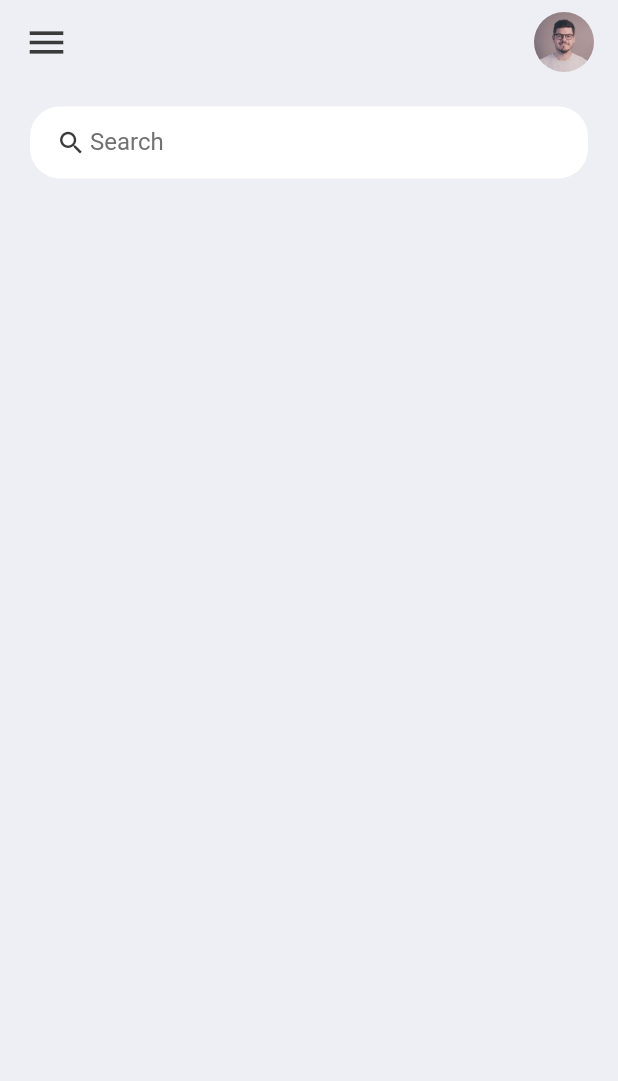
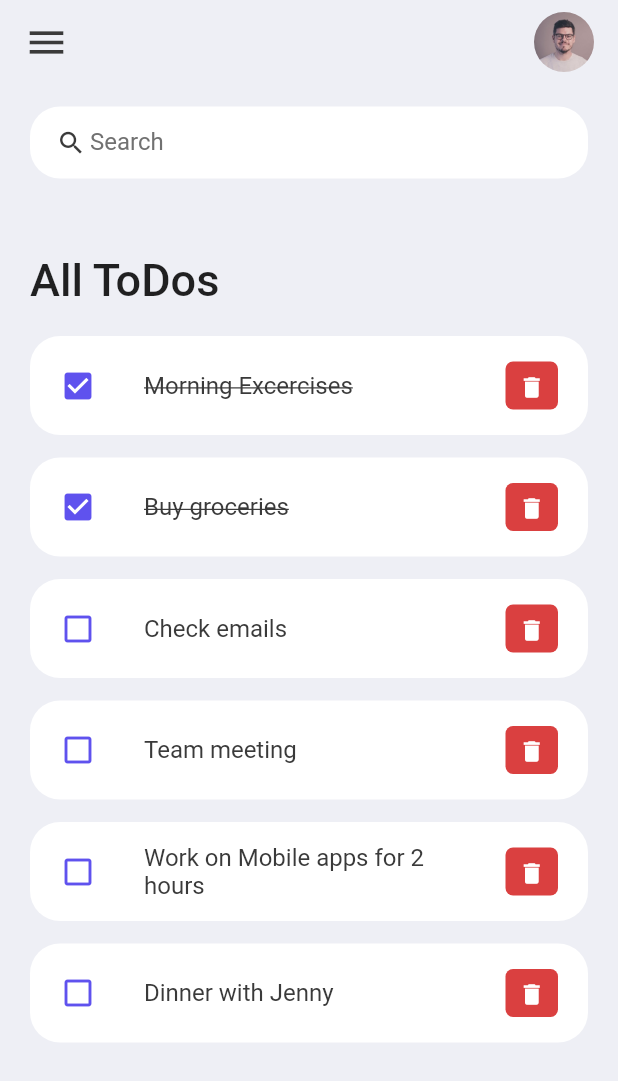
Before and after one commit to BerPGR/flutter-todo, a Flutter app: the screen it shows after launch, on a phone screen of 412 x 824 dp. Shown: the top 1081 px of the screen. Run offline on Flutter 3.47's test engine with Material 2 defaults, Android fonts, the phone set to English and light mode, and no system bars.

Commit message:
Created todos by using ListTile

```diff
--- /dev/null
+++ b/lib/model/todo.dart
@@ -0,0 +1,30 @@
+class Todo {
+  String? id;
+  String? todoText;
+  bool isDone;
+
+  Todo({required this.id, required this.todoText, this.isDone = false});
+
+  static List<Todo> todoList() {
+    return [
+      Todo(id: '01', todoText: 'Morning Excercises', isDone: true),
+      Todo(id: '02', todoText: 'Buy groceries', isDone: true),
+      Todo(
+        id: '03',
+        todoText: 'Check emails',
+      ),
+      Todo(
+        id: '04',
+        todoText: 'Team meeting',
+      ),
+      Todo(
+        id: '05',
+        todoText: 'Work on Mobile apps for 2 hours',
+      ),
+      Todo(
+        id: '06',
+        todoText: 'Dinner with Jenny',
+      ),
+    ];
+  }
+}
--- a/lib/screens/home.dart
+++ b/lib/screens/home.dart
@@ -2,9 +2,13 @@ import 'package:flutter/material.dart';
 import 'package:flutter/src/widgets/container.dart';
 import 'package:flutter/src/widgets/framework.dart';
 import 'package:todo/constants/colors.dart';
+import 'package:todo/model/todo.dart';
+import 'package:todo/widgets/todo_item.dart';
 
 class Home extends StatelessWidget {
-  const Home({super.key});
+  Home({super.key});
+
+  final todosList = Todo.todoList();
 
   @override
   Widget build(BuildContext context) {
@@ -14,7 +18,27 @@ class Home extends StatelessWidget {
       body: Container(
         padding: EdgeInsets.symmetric(horizontal: 20, vertical: 15),
         child: Column(
-          children: [searchBox()],
+          children: [
+            searchBox(),
+            Expanded(
+              child: ListView(
+                children: [
+                  Container(
+                    margin: EdgeInsets.only(top: 50, bottom: 20),
+                    child: Text(
+                      'All ToDos',
+                      style:
+                          TextStyle(fontSize: 30, fontWeight: FontWeight.w500),
+                    ),
+                  ),
+                  for (Todo todos in todosList)
+                    TodoItem(
+                      todo: todos,
+                    )
+                ],
+              ),
+            ),
+          ],
         ),
       ),
     );
--- /dev/null
+++ b/lib/widgets/todo_item.dart
@@ -0,0 +1,53 @@
+import 'package:flutter/material.dart';
+import 'package:todo/constants/colors.dart';
+import 'package:todo/model/todo.dart';
+
+class TodoItem extends StatelessWidget {
+  final Todo todo;
+
+  const TodoItem({super.key, required this.todo});
+
+  @override
+  Widget build(BuildContext context) {
+    return Container(
+      margin: EdgeInsets.only(bottom: 15),
+      child: ListTile(
+        contentPadding: EdgeInsets.symmetric(horizontal: 20, vertical: 5),
+        onTap: () {
+          print('Clicked in a todo item');
+        },
+        shape: RoundedRectangleBorder(
+          borderRadius: BorderRadius.circular(20),
+        ),
+        tileColor: Colors.white,
+        leading: Icon(
+          todo.isDone ? Icons.check_box : Icons.check_box_outline_blank,
+          color: tdBlue,
+        ),
+        title: Text(
+          todo.todoText!,
+          style: TextStyle(
+              fontSize: 16,
+              color: tdBlack,
+              decoration: todo.isDone ? TextDecoration.lineThrough : null),
+        ),
+        trailing: Container(
+          padding: EdgeInsets.all(0),
+          margin: EdgeInsets.symmetric(vertical: 12),
+          height: 35,
+          width: 35,
+          decoration: BoxDecoration(
+            color: tdRed,
+            borderRadius: BorderRadius.circular(5),
+          ),
+          child: IconButton(
+            color: Colors.white,
+            iconSize: 18,
+            icon: Icon(Icons.delete),
+            onPressed: () {},
+          ),
+        ),
+      ),
+    );
+  }
+}
```
